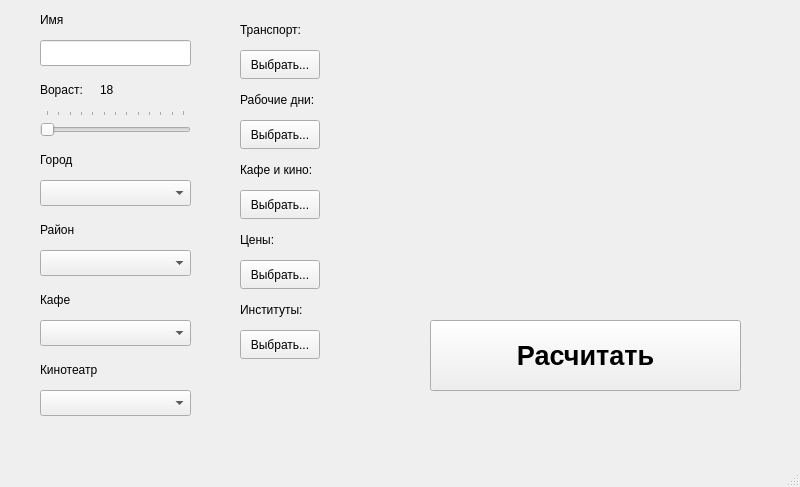
Above: mainwindow.ui from vozerVZ/studentCounterQT before the change. Below: the same form after it.
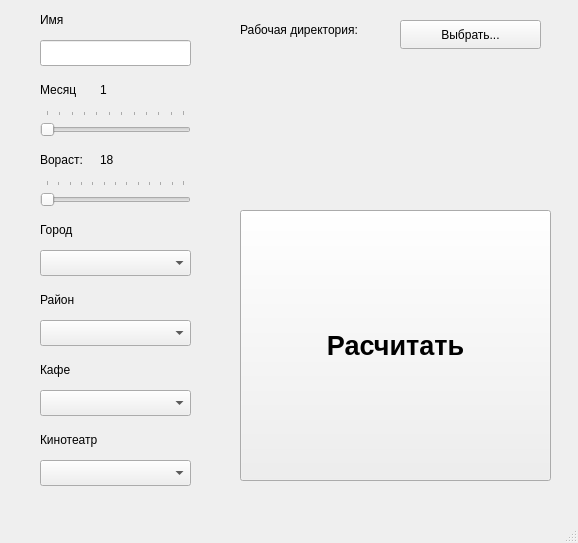
That is the form after the change.

```diff
--- a/mainwindow.ui
+++ b/mainwindow.ui
@@ -6,8 +6,8 @@
    <rect>
     <x>0</x>
     <y>0</y>
-    <width>800</width>
-    <height>487</height>
+    <width>578</width>
+    <height>543</height>
    </rect>
   </property>
   <property name="windowTitle">
@@ -41,7 +41,7 @@
     <property name="geometry">
      <rect>
       <x>40</x>
-      <y>80</y>
+      <y>150</y>
       <width>61</width>
       <height>20</height>
      </rect>
@@ -54,7 +54,7 @@
     <property name="geometry">
      <rect>
       <x>40</x>
-      <y>110</y>
+      <y>180</y>
       <width>151</width>
       <height>31</height>
      </rect>
@@ -79,7 +79,7 @@
     <property name="geometry">
      <rect>
       <x>40</x>
-      <y>150</y>
+      <y>220</y>
       <width>61</width>
       <height>20</height>
      </rect>
@@ -92,7 +92,7 @@
     <property name="geometry">
      <rect>
       <x>40</x>
-      <y>220</y>
+      <y>290</y>
       <width>61</width>
       <height>20</height>
      </rect>
@@ -105,7 +105,7 @@
     <property name="geometry">
      <rect>
       <x>40</x>
-      <y>290</y>
+      <y>360</y>
       <width>61</width>
       <height>20</height>
      </rect>
@@ -118,7 +118,7 @@
     <property name="geometry">
      <rect>
       <x>40</x>
-      <y>360</y>
+      <y>430</y>
       <width>91</width>
       <height>20</height>
      </rect>
@@ -131,7 +131,7 @@
     <property name="geometry">
      <rect>
       <x>40</x>
-      <y>180</y>
+      <y>250</y>
       <width>151</width>
       <height>26</height>
      </rect>
@@ -144,7 +144,7 @@
     <property name="geometry">
      <rect>
       <x>40</x>
-      <y>250</y>
+      <y>320</y>
       <width>151</width>
       <height>26</height>
      </rect>
@@ -154,29 +154,29 @@
     <property name="geometry">
      <rect>
       <x>40</x>
-      <y>320</y>
-      <width>151</width>
-      <height>26</height>
-     </rect>
-    </property>
-   </widget>
-   <widget class="QComboBox" name="comboBoxCinema">
-    <property name="geometry">
-     <rect>
-      <x>40</x>
       <y>390</y>
       <width>151</width>
       <height>26</height>
      </rect>
     </property>
    </widget>
+   <widget class="QComboBox" name="comboBoxCinema">
+    <property name="geometry">
+     <rect>
+      <x>40</x>
+      <y>460</y>
+      <width>151</width>
+      <height>26</height>
+     </rect>
+    </property>
+   </widget>
    <widget class="QPushButton" name="pushButtonCalculate">
     <property name="geometry">
      <rect>
-      <x>430</x>
-      <y>320</y>
+      <x>240</x>
+      <y>210</y>
       <width>311</width>
-      <height>71</height>
+      <height>271</height>
      </rect>
     </property>
     <property name="font">
@@ -192,9 +192,9 @@
    <widget class="QPushButton" name="pushButtonTransport">
     <property name="geometry">
      <rect>
-      <x>240</x>
-      <y>50</y>
-      <width>80</width>
+      <x>400</x>
+      <y>20</y>
+      <width>141</width>
       <height>29</height>
      </rect>
     </property>
@@ -207,136 +207,35 @@
      <rect>
       <x>240</x>
       <y>20</y>
-      <width>77</width>
+      <width>151</width>
       <height>20</height>
      </rect>
     </property>
     <property name="text">
-     <string>Транспорт:</string>
+     <string>Рабочая директория:</string>
     </property>
    </widget>
-   <widget class="QLabel" name="label_8">
+   <widget class="QLabel" name="label_dir">
     <property name="geometry">
      <rect>
       <x>240</x>
-      <y>90</y>
-      <width>92</width>
-      <height>20</height>
-     </rect>
-    </property>
-    <property name="text">
-     <string>Рабочие дни:</string>
-    </property>
-   </widget>
-   <widget class="QPushButton" name="pushButtonWorkdays">
-    <property name="geometry">
-     <rect>
-      <x>240</x>
-      <y>120</y>
-      <width>80</width>
-      <height>29</height>
-     </rect>
-    </property>
-    <property name="text">
-     <string>Выбрать...</string>
-    </property>
-   </widget>
-   <widget class="QLabel" name="label_9">
-    <property name="geometry">
-     <rect>
-      <x>240</x>
-      <y>160</y>
-      <width>89</width>
-      <height>20</height>
-     </rect>
-    </property>
-    <property name="text">
-     <string>Кафе и кино:</string>
-    </property>
-   </widget>
-   <widget class="QPushButton" name="pushButtonCafe">
-    <property name="geometry">
-     <rect>
-      <x>240</x>
-      <y>190</y>
-      <width>80</width>
-      <height>29</height>
-     </rect>
-    </property>
-    <property name="text">
-     <string>Выбрать...</string>
-    </property>
-   </widget>
-   <widget class="QLabel" name="label_10">
-    <property name="geometry">
-     <rect>
-      <x>240</x>
-      <y>230</y>
-      <width>42</width>
-      <height>20</height>
-     </rect>
-    </property>
-    <property name="text">
-     <string>Цены:</string>
-    </property>
-   </widget>
-   <widget class="QPushButton" name="pushButtonCosts">
-    <property name="geometry">
-     <rect>
-      <x>240</x>
-      <y>260</y>
-      <width>80</width>
-      <height>29</height>
-     </rect>
-    </property>
-    <property name="text">
-     <string>Выбрать...</string>
-    </property>
-   </widget>
-   <widget class="QLabel" name="label_11">
-    <property name="geometry">
-     <rect>
-      <x>240</x>
-      <y>300</y>
-      <width>75</width>
-      <height>20</height>
-     </rect>
-    </property>
-    <property name="text">
-     <string>Институты:</string>
-    </property>
-   </widget>
-   <widget class="QPushButton" name="pushButtonInstitutes">
-    <property name="geometry">
-     <rect>
-      <x>240</x>
-      <y>330</y>
-      <width>80</width>
-      <height>29</height>
-     </rect>
-    </property>
-    <property name="text">
-     <string>Выбрать...</string>
-    </property>
-   </widget>
-   <widget class="QLabel" name="label_transport">
-    <property name="geometry">
-     <rect>
-      <x>330</x>
-      <y>20</y>
-      <width>431</width>
-      <height>20</height>
+      <y>60</y>
+      <width>301</width>
+      <height>131</height>
      </rect>
     </property>
     <property name="text">
      <string/>
     </property>
+    <property name="wordWrap">
+     <bool>true</bool>
+    </property>
    </widget>
    <widget class="QLabel" name="label_age">
     <property name="geometry">
      <rect>
       <x>100</x>
-      <y>80</y>
+      <y>150</y>
       <width>61</width>
       <height>20</height>
      </rect>
@@ -345,6 +244,63 @@
      <string>18</string>
     </property>
    </widget>
+   <widget class="QSlider" name="horizontalSliderMonth">
+    <property name="geometry">
+     <rect>
+      <x>40</x>
+      <y>110</y>
+      <width>151</width>
+      <height>31</height>
+     </rect>
+    </property>
+    <property name="minimum">
+     <number>1</number>
+    </property>
+    <property name="maximum">
+     <number>12</number>
+    </property>
+    <property name="value">
+     <number>1</number>
+    </property>
+    <property name="tracking">
+     <bool>true</bool>
+    </property>
+    <property name="orientation">
+     <enum>Qt::Horizontal</enum>
+    </property>
+    <property name="tickPosition">
+     <enum>QSlider::TicksAbove</enum>
+    </property>
+    <property name="tickInterval">
+     <number>1</number>
+    </property>
+   </widget>
+   <widget class="QLabel" name="label_8">
+    <property name="geometry">
+     <rect>
+      <x>40</x>
+      <y>80</y>
+      <width>61</width>
+      <height>20</height>
+     </rect>
+    </property>
+    <property name="text">
+     <string>Месяц</string>
+    </property>
+   </widget>
+   <widget class="QLabel" name="label_month">
+    <property name="geometry">
+     <rect>
+      <x>100</x>
+      <y>80</y>
+      <width>61</width>
+      <height>20</height>
+     </rect>
+    </property>
+    <property name="text">
+     <string>1</string>
+    </property>
+   </widget>
   </widget>
   <widget class="QMenuBar" name="menubar">
    <property name="geometry">
```
Left out of the diff: 8 changed lines with no effect on the pictures.
